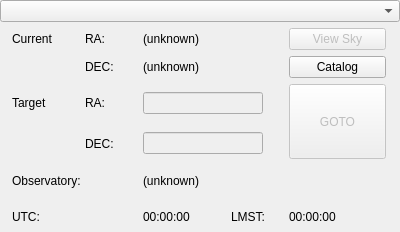
Above: gui/snowgui/icegui/mountcontrollerwidget.ui from AndreasFMueller/AstroPhotography before the change. Below: the same form after it.
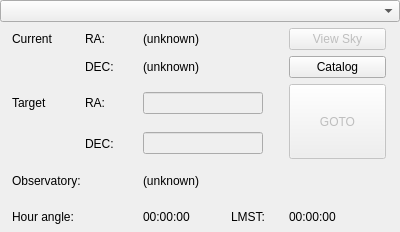
That is the form after the change. Custom widgets are drawn as their Qt base class.

Commit message: add hour angle display (more useful than UTC)

What changed in the file:
```diff
--- a/gui/snowgui/icegui/mountcontrollerwidget.ui
+++ b/gui/snowgui/icegui/mountcontrollerwidget.ui
@@ -239,7 +239,7 @@
       <item row="5" column="1" colspan="2">
        <widget class="QLabel" name="utcLabel">
         <property name="text">
-         <string>UTC:</string>
+         <string>Hour angle:</string>
         </property>
        </widget>
       </item>
```
Left out of the diff: 8 changed lines with no effect on the pictures. The commit also changes 4 other files.
